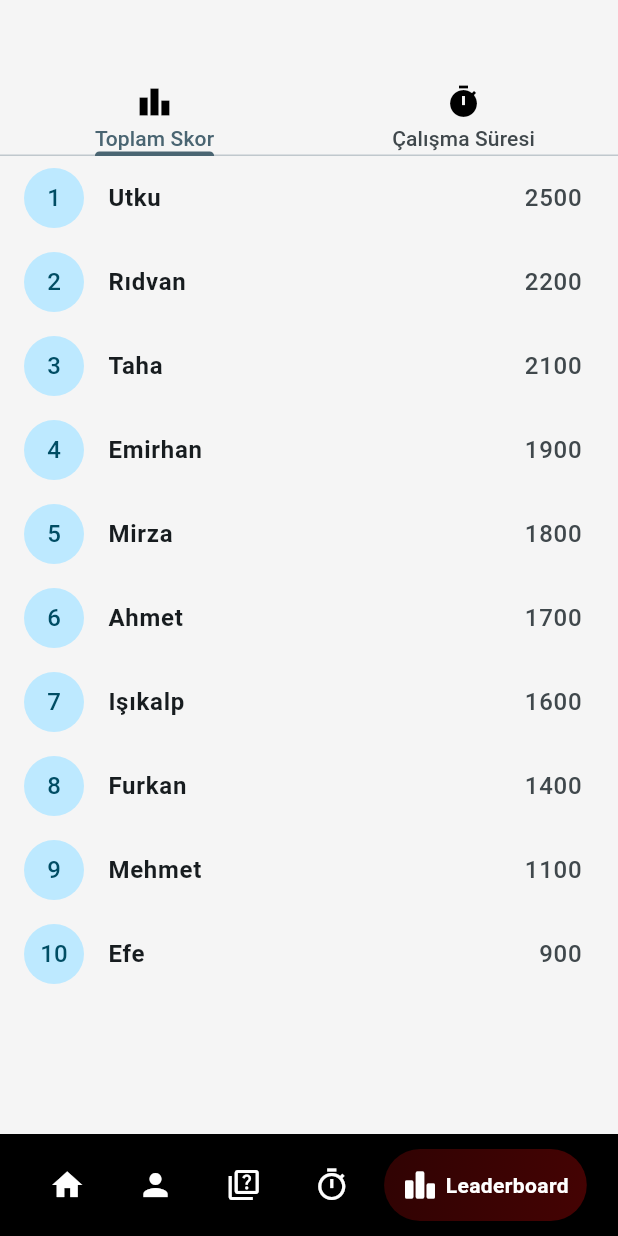
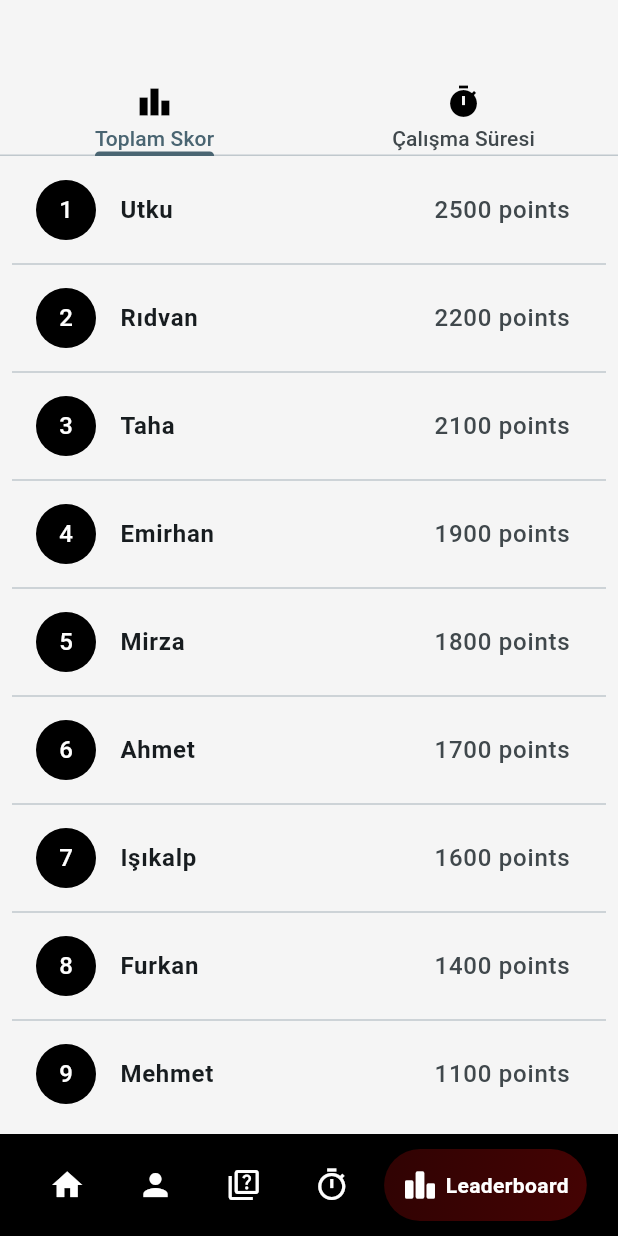
Before and after one commit to RdvnUmt/EduRank, a Flutter app: the screen it shows after launch, item 5 of the bottom bar chosen, on a phone screen of 412 x 824 dp. Run offline on Flutter 3.47's test engine with Material 3 defaults, Android fonts, the phone set to English and light mode, and no system bars; drawn by our look-alikes of google_nav_bar; our stand-ins replace google_fonts, numberpicker, shared_preferences, transparent_image; network calls fail.

Commit message:
leaderboard görsel iyileştirmeler

```diff
--- a/edu_rank/lib/screens/leaderboard.screen.dart
+++ b/edu_rank/lib/screens/leaderboard.screen.dart
@@ -38,7 +38,9 @@ class _LeaderboardScreenState extends State<LeaderboardScreen> with SingleTicker
       body: TabBarView(
         controller: _tabController,
         children: [
-          LeaderboardWidget(
+          Padding(
+            padding: const EdgeInsets.all(8.0),
+            child: LeaderboardWidget(
               leaderboardData: [
                 {"Utku": 2500},
                 {"Rıdvan": 2200},
@@ -50,9 +52,12 @@ class _LeaderboardScreenState extends State<LeaderboardScreen> with SingleTicker
                 {"Furkan": 1400},
                 {"Mehmet": 1100},
                 {"Efe": 900},
-            ],
+              ], isScore: true,
             ),
-          LeaderboardWidget(
+          ),
+          Padding(
+            padding: const EdgeInsets.all(8.0),
+            child: LeaderboardWidget(
               leaderboardData: [
                 {"Utku": 120},
                 {"Rıdvan": 100},
@@ -64,7 +69,8 @@ class _LeaderboardScreenState extends State<LeaderboardScreen> with SingleTicker
                 {"Furkan": 60},
                 {"Mehmet": 50},
                 {"Efe": 45},
-            ],
+              ], isScore: false,
+            ),
           ),
         ],
       ),
--- a/edu_rank/lib/widgets/leaderboard_widget.dart
+++ b/edu_rank/lib/widgets/leaderboard_widget.dart
@@ -3,11 +3,17 @@ import 'package:google_fonts/google_fonts.dart';
 
 class LeaderboardWidget extends StatelessWidget {
   final List<Map<String, int>> leaderboardData;
+  final bool isScore;
 
-  const LeaderboardWidget({super.key, required this.leaderboardData});
+  const LeaderboardWidget({super.key, required this.leaderboardData, required this.isScore});
 
   @override
   Widget build(BuildContext context) {
+    String criteria = 'minutes';
+    if(isScore) {
+      criteria = 'points';
+    }
+
     return SizedBox(
       height: 300,
       child: Center(
@@ -18,12 +24,19 @@ class LeaderboardWidget extends StatelessWidget {
             final playerName = entry.keys.first;
             final score = entry[playerName]!;
 
-            return ListTile(
-              leading: CircleAvatar(
-                child: Text((index + 1).toString()),
-              ),
-              title: Text(playerName, style: GoogleFonts.roboto(fontWeight: FontWeight.bold)),
-              trailing: Text(score.toString(), style: TextStyle(fontSize: 16)),
+            return Column(
+              children: [
+                ListTile(
+                  leading: CircleAvatar(
+                    backgroundColor: const Color.fromARGB(255, 0, 0, 0),
+                    foregroundColor: const Color.fromARGB(255, 255, 255, 255),
+                    child: Text((index + 1).toString()),
+                  ),
+                  title: Text(playerName, style: GoogleFonts.roboto(fontWeight: FontWeight.bold)),
+                  trailing: Text('$score $criteria', style: TextStyle(fontSize: 16)),
+                ),
+                Divider(),
+              ],
             );
           },
         ),
```
Lines whose indentation alone changed are shown as unchanged.
